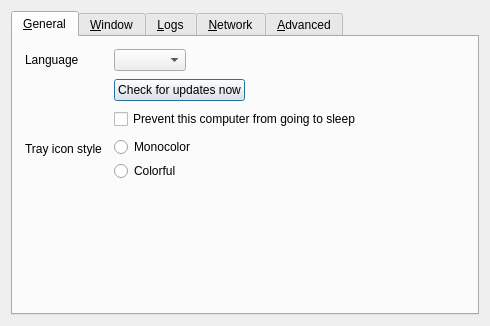
The window that src/lib/gui/dialogs/SettingsDialog.ui (boymep/deskflow) describes before a commit, drawn with Qt 5.
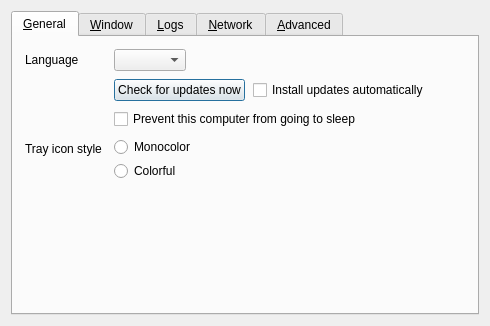
The same window after the commit. Icons and pictures are not drawn.

Commit message: feat(gui): install updates automatically with a signature check

```diff
--- a/src/lib/gui/dialogs/SettingsDialog.ui
+++ b/src/lib/gui/dialogs/SettingsDialog.ui
@@ -99,6 +99,16 @@
              </property>
             </widget>
            </item>
+           <item>
+            <widget class="QCheckBox" name="cbAutoInstallUpdates">
+             <property name="toolTip">
+              <string>Download, verify and install new versions without asking, then restart</string>
+             </property>
+             <property name="text">
+              <string>Install updates automatically</string>
+             </property>
+            </widget>
+           </item>
            <item>
             <spacer name="horizontalSpacer_updates">
              <property name="orientation">
```
The commit also changes 20 other files.
